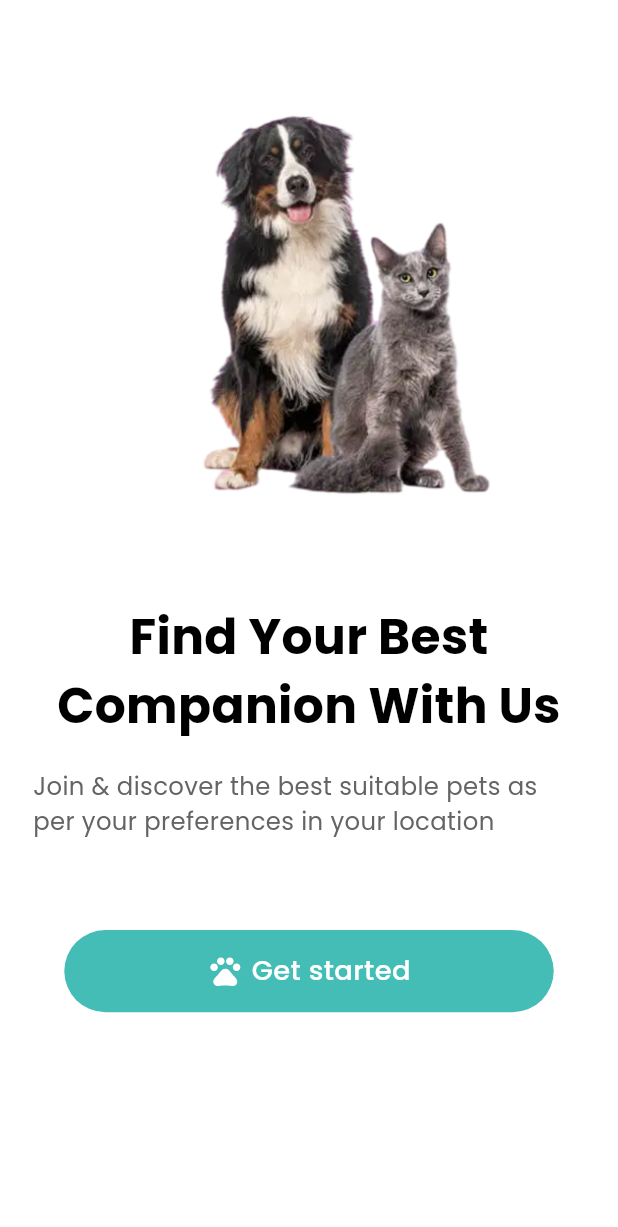
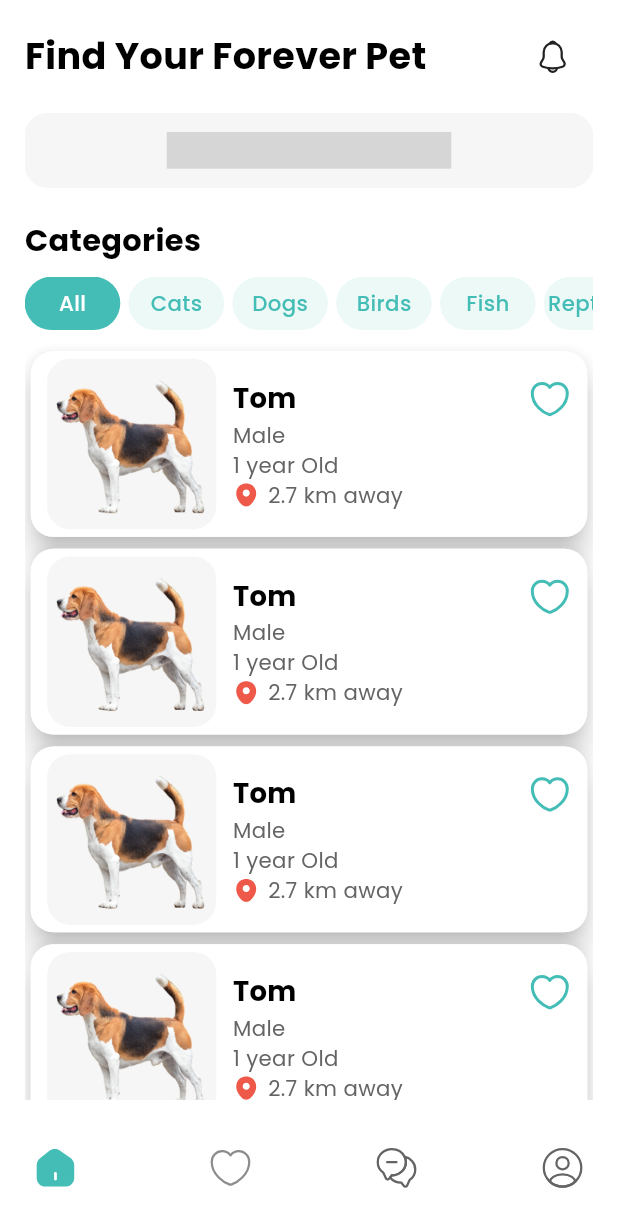
Before and after one commit to mohamedatef04/mentorship_week_4_pet_finder_app, a Flutter app: the screen it shows after launch, after a tap on "Get started", on a phone screen of 412 x 824 dp. Shown: the top 1227 px of the screen. Run offline on Flutter 3.47's test engine with Material 3 defaults, Android fonts, the phone set to English and light mode, and no system bars; drawn by our look-alikes of google_nav_bar; our stand-ins replace flutter_screenutil, flutter_svg, go_router; grey boxes are pictures that could not be loaded.

Commit message:
- create main_home_view & add its route - create custom nav bar - navigato to main home view - create home view & add its route - add it as a (0) index in main home view - create header text and icon widget - create search widget - create category index widget - create categories list view widget - create pet item widegt - create pets list view - finish home screen - create pet details view - add its route in app_routes.dart - navigate to it through pet item - create pet details header widget - create pet details name and price widget - create pet details about widget - create pet details more info widget - add cusom container(adopt me) - finsh pet details view

```diff
--- a/lib/core/routing/app_routes.dart
+++ b/lib/core/routing/app_routes.dart
@@ -1,4 +1,7 @@
 import 'package:go_router/go_router.dart';
+import 'package:pet_finder_app_task/features/home/presentation/views/home_view.dart';
+import 'package:pet_finder_app_task/features/home/presentation/views/main_home_view.dart';
+import 'package:pet_finder_app_task/features/home/presentation/views/pet_details_view.dart';
 import 'package:pet_finder_app_task/features/on_boarding/presentation/views/on_boarding_view.dart';
 import 'package:pet_finder_app_task/features/splash/presentation/views/splash_view.dart';
 
@@ -12,5 +15,17 @@ final router = GoRouter(
       path: OnBoardingView.routeName,
       builder: (context, state) => const OnBoardingView(),
     ),
+    GoRoute(
+      path: MainHomeView.routeName,
+      builder: (context, state) => const MainHomeView(),
+    ),
+    GoRoute(
+      path: HomeView.routeName,
+      builder: (context, state) => const HomeView(),
+    ),
+    GoRoute(
+      path: PetDetailsView.routeName,
+      builder: (context, state) => const PetDetailsView(),
+    ),
   ],
 );
--- /dev/null
+++ b/lib/core/widgets/custom_nav_bar.dart
@@ -0,0 +1,83 @@
+import 'package:flutter/material.dart';
+import 'package:flutter_screenutil/flutter_screenutil.dart';
+import 'package:flutter_svg/flutter_svg.dart';
+import 'package:google_nav_bar/google_nav_bar.dart';
+import 'package:pet_finder_app_task/core/theme/app_colors.dart';
+import 'package:pet_finder_app_task/core/utils/assets.dart';
+
+class CustomNavBar extends StatefulWidget {
+  const CustomNavBar({super.key});
+
+  @override
+  State<CustomNavBar> createState() => _CustomNavBarState();
+}
+
+class _CustomNavBarState extends State<CustomNavBar> {
+  int selectedIndex = 0;
+
+  @override
+  Widget build(BuildContext context) {
+    return GNav(
+      backgroundColor: Colors.transparent,
+      tabMargin: EdgeInsets.symmetric(horizontal: 15.w, vertical: 15.h),
+      haptic: true, // haptic feedback
+      tabBorderRadius: 30.r,
+      curve: Curves.easeIn, // tab animation curves
+      duration: const Duration(milliseconds: 200), // tab animation duration
+      gap: 6, // the tab button gap between icon and text
+      iconSize: 20, // tab button icon size
+      tabBackgroundColor: Colors.transparent,
+      padding: EdgeInsets.symmetric(horizontal: 5.w, vertical: 15.h),
+      onTabChange: (value) {
+        setState(() {
+          selectedIndex = value;
+        });
+      },
+      tabs: [
+        GButton(
+          icon: Icons.circle,
+          leading: selectedIndex == 0
+              ? SvgPicture.asset(Assets.imagesHomeActive)
+              : SvgPicture.asset(
+                  Assets.imagesHome,
+                ),
+        ),
+
+        GButton(
+          icon: Icons.circle,
+          leading: selectedIndex == 1
+              ? SvgPicture.asset(Assets.imagesHeartActive)
+              : SvgPicture.asset(
+                  Assets.imagesHeart1,
+                ),
+        ),
+        GButton(
+          icon: Icons.person_2_outlined,
+          leading: SvgPicture.asset(
+            Assets.imagesMessages,
+            colorFilter: ColorFilter.mode(
+              selectedIndex == 2
+                  ? AppColors.primaryColor
+                  : AppColors.darkGreyColor,
+              BlendMode.srcIn,
+            ),
+          ),
+        ),
+        GButton(
+          icon: Icons.person_2_outlined,
+          leading: SvgPicture.asset(
+            Assets.imagesProfileCircle,
+            colorFilter: ColorFilter.mode(
+              selectedIndex == 3
+                  ? AppColors.primaryColor
+                  : AppColors.darkGreyColor,
+              BlendMode.srcIn,
+            ),
+          ),
+        ),
+      ],
+    );
+  }
+}
+
+class NavBarCubit {}
--- /dev/null
+++ b/lib/features/home/presentation/views/home_view.dart
@@ -0,0 +1,72 @@
+import 'package:flutter/material.dart';
+import 'package:flutter_screenutil/flutter_screenutil.dart';
+import 'package:flutter_svg/svg.dart';
+import 'package:pet_finder_app_task/core/theme/app_text_styles.dart';
+import 'package:pet_finder_app_task/core/utils/assets.dart';
+import 'package:pet_finder_app_task/features/home/presentation/widgets/categories_list_view.dart';
+import 'package:pet_finder_app_task/features/home/presentation/widgets/header_text_and_icon_widget.dart';
+import 'package:pet_finder_app_task/features/home/presentation/widgets/pets_list_view.dart';
+import 'package:pet_finder_app_task/features/home/presentation/widgets/search_widget.dart';
+
+class HomeView extends StatelessWidget {
+  const HomeView({super.key});
+  static const routeName = '/home';
+
+  @override
+  Widget build(BuildContext context) {
+    return Scaffold(
+      body: SafeArea(
+        child: SizedBox(
+          width: MediaQuery.sizeOf(context).width,
+          child: Padding(
+            padding: EdgeInsets.symmetric(
+              horizontal: 15.w,
+            ),
+            child: CustomScrollView(
+              slivers: [
+                SliverToBoxAdapter(child: SizedBox(height: 20.h)),
+                SliverToBoxAdapter(
+                  child: Column(
+                    spacing: 20,
+                    children: [
+                      const HeaderTextAndIconWidget(),
+                      SearchWidget(
+                        prefixIcon: Transform.scale(
+                          scale: 0.5,
+                          child: SvgPicture.asset(
+                            Assets.imagesSearchNormal,
+                          ),
+                        ),
+                        hintText: 'Search',
+                        suffixIcon: Transform.scale(
+                          scale: 0.5,
+                          child: SvgPicture.asset(
+                            Assets.imagesSetting,
+                          ),
+                        ),
+                      ),
+                      SizedBox(
+                        width: double.infinity,
+                        child: Text(
+                          'Categories',
+                          textAlign: TextAlign.start,
+                          style: AppTextStyles.black20,
+                        ),
+                      ),
+                    ],
+                  ),
+                ),
+                SliverToBoxAdapter(child: SizedBox(height: 10.h)),
+                const SliverToBoxAdapter(
+                  child: CategoriesListView(),
+                ),
+                SliverToBoxAdapter(child: SizedBox(height: 10.h)),
+                const PetsListView(),
+              ],
+            ),
+          ),
+        ),
+      ),
+    );
+  }
+}
--- /dev/null
+++ b/lib/features/home/presentation/views/main_home_view.dart
@@ -0,0 +1,24 @@
+import 'package:flutter/material.dart';
+import 'package:pet_finder_app_task/core/widgets/custom_nav_bar.dart';
+import 'package:pet_finder_app_task/features/home/presentation/views/home_view.dart';
+
+class MainHomeView extends StatefulWidget {
+  const MainHomeView({super.key});
+  static const routeName = '/main_home_view';
+
+  @override
+  State<MainHomeView> createState() => _MainHomeViewState();
+}
+
+class _MainHomeViewState extends State<MainHomeView> {
+  final List<Widget> views = const [
+    HomeView(),
+  ];
+  @override
+  Widget build(BuildContext context) {
+    return Scaffold(
+      body: views[0],
+      bottomNavigationBar: const CustomNavBar(),
+    );
+  }
+}
--- /dev/null
+++ b/lib/features/home/presentation/widgets/categories_list_view.dart
@@ -0,0 +1,44 @@
+import 'package:flutter/widgets.dart';
+import 'package:flutter_screenutil/flutter_screenutil.dart';
+import 'package:pet_finder_app_task/features/home/presentation/widgets/category_index_widget.dart';
+
+class CategoriesListView extends StatefulWidget {
+  const CategoriesListView({super.key});
+
+  @override
+  State<CategoriesListView> createState() => _CategoriesListViewState();
+}
+
+class _CategoriesListViewState extends State<CategoriesListView> {
+  int selectedIndex = 0;
+  final List<String> categories = [
+    'All',
+    'Cats',
+    'Dogs',
+    'Birds',
+    'Fish',
+    'Reptiles',
+  ];
+  @override
+  Widget build(BuildContext context) {
+    return SizedBox(
+      height: 35.h,
+      child: ListView.builder(
+        itemBuilder: (context, index) => Padding(
+          padding: EdgeInsets.only(right: 5.w),
+          child: CategoryIndexWidget(
+            title: categories[index],
+            isSelected: index == selectedIndex,
+            onTap: () {
+              setState(() {
+                selectedIndex = index;
+              });
+            },
+          ),
+        ),
+        itemCount: categories.length,
+        scrollDirection: Axis.horizontal,
+      ),
+    );
+  }
+}
--- /dev/null
+++ b/lib/features/home/presentation/widgets/category_index_widget.dart
@@ -0,0 +1,39 @@
+import 'package:flutter/widgets.dart';
+import 'package:flutter_screenutil/flutter_screenutil.dart';
+import 'package:pet_finder_app_task/core/theme/app_colors.dart';
+import 'package:pet_finder_app_task/core/theme/app_text_styles.dart';
+
+class CategoryIndexWidget extends StatelessWidget {
+  const CategoryIndexWidget({
+    super.key,
+    required this.title,
+    this.onTap,
+    required this.isSelected,
+  });
+  final String title;
+  final void Function()? onTap;
+  final bool isSelected;
+
+  @override
+  Widget build(BuildContext context) {
+    return GestureDetector(
+      onTap: onTap,
+      child: Container(
+        height: 35.h,
+        width: 58.w,
+        decoration: BoxDecoration(
+          borderRadius: BorderRadius.circular(20.r),
+          color: isSelected ? AppColors.primaryColor : AppColors.secondaryColor,
+        ),
+        child: Center(
+          child: Text(
+            title,
+            style: AppTextStyles.white14.copyWith(
+              color: isSelected ? AppColors.whiteColor : AppColors.primaryColor,
+            ),
+          ),
+        ),
+      ),
+    );
+  }
+}
--- /dev/null
+++ b/lib/features/home/presentation/widgets/header_text_and_icon_widget.dart
@@ -0,0 +1,21 @@
+import 'package:flutter/widgets.dart';
+import 'package:flutter_svg/flutter_svg.dart';
+import 'package:pet_finder_app_task/core/theme/app_text_styles.dart';
+import 'package:pet_finder_app_task/core/utils/assets.dart';
+
+class HeaderTextAndIconWidget extends StatelessWidget {
+  const HeaderTextAndIconWidget({super.key});
+
+  @override
+  Widget build(BuildContext context) {
+    return Row(
+      children: [
+        Expanded(
+          flex: 6,
+          child: Text('Find Your Forever Pet', style: AppTextStyles.black24),
+        ),
+        Expanded(child: SvgPicture.asset(Assets.imagesNotification)),
+      ],
+    );
+  }
+}
--- /dev/null
+++ b/lib/features/home/presentation/widgets/pet_item.dart
@@ -0,0 +1,100 @@
+import 'package:flutter/material.dart';
+import 'package:flutter_screenutil/flutter_screenutil.dart';
+import 'package:flutter_svg/flutter_svg.dart';
+import 'package:go_router/go_router.dart';
+import 'package:pet_finder_app_task/core/theme/app_colors.dart';
+import 'package:pet_finder_app_task/core/theme/app_text_styles.dart';
+import 'package:pet_finder_app_task/core/utils/assets.dart';
+import 'package:pet_finder_app_task/features/home/presentation/views/pet_details_view.dart';
+
+class PetItem extends StatelessWidget {
+  const PetItem({super.key});
+
+  @override
+  Widget build(BuildContext context) {
+    return GestureDetector(
+      onTap: () {
+        GoRouter.of(context).push(PetDetailsView.routeName);
+      },
+      child: Card(
+        color: AppColors.whiteColor,
+        elevation: 8,
+        shape: RoundedRectangleBorder(
+          borderRadius: BorderRadius.circular(15.r),
+        ),
+        child: Container(
+          width: MediaQuery.sizeOf(context).width,
+          decoration: BoxDecoration(
+            borderRadius: BorderRadius.circular(15.r),
+            color: AppColors.whiteColor,
+          ),
+          child: Padding(
+            padding: EdgeInsets.symmetric(horizontal: 10.w, vertical: 5.h),
+            child: Row(
+              spacing: 10.w,
+              children: [
+                Expanded(
+                  child: Container(
+                    width: 112.w,
+                    height: 112.h,
+                    decoration: BoxDecoration(
+                      borderRadius: BorderRadius.circular(15.r),
+                      color: AppColors.lightGreyColor,
+                      image: const DecorationImage(
+                        image: AssetImage(Assets.imagesPet),
+                        fit: BoxFit.fill,
+                      ),
+                    ),
+                  ),
+                ),
+                Expanded(
+                  flex: 2,
+                  child: Column(
+                    crossAxisAlignment: CrossAxisAlignment.start,
+                    children: [
+                      Row(
+                        children: [
+                          Text(
+                            'Tom',
+                            style: AppTextStyles.black18,
+                          ),
+                          const Spacer(),
+
+                          SvgPicture.asset(Assets.imagesHeart),
+                        ],
+                      ),
+                      Text(
+                        'Male',
+                        style: AppTextStyles.darkGrey16.copyWith(
+                          fontSize: 14.sp,
+                        ),
+                      ),
+                      Text(
+                        '1 year Old',
+                        style: AppTextStyles.darkGrey16.copyWith(
+                          fontSize: 14.sp,
+                        ),
+                      ),
+                      Row(
+                        spacing: 5.w,
+                        children: [
+                          SvgPicture.asset(Assets.imagesLocation),
+                          Text(
+                            '2.7 km away',
+                            style: AppTextStyles.darkGrey16.copyWith(
+                              fontSize: 14.sp,
+                            ),
+                          ),
+                        ],
+                      ),
+                    ],
+                  ),
+                ),
+              ],
+            ),
+          ),
+        ),
+      ),
+    );
+  }
+}
--- /dev/null
+++ b/lib/features/home/presentation/widgets/pets_list_view.dart
@@ -0,0 +1,16 @@
+import 'package:flutter/material.dart';
+import 'package:pet_finder_app_task/features/home/presentation/widgets/pet_item.dart';
+
+class PetsListView extends StatelessWidget {
+  const PetsListView({super.key});
+
+  @override
+  Widget build(BuildContext context) {
+    return SliverList.builder(
+      itemCount: 10,
+      itemBuilder: (context, index) {
+        return const PetItem();
+      },
+    );
+  }
+}
--- /dev/null
+++ b/lib/features/home/presentation/widgets/search_widget.dart
@@ -0,0 +1,66 @@
+import 'package:flutter/material.dart';
+import 'package:flutter_screenutil/flutter_screenutil.dart';
+import 'package:pet_finder_app_task/core/theme/app_colors.dart';
+
+class SearchWidget extends StatelessWidget {
+  const SearchWidget({
+    super.key,
+    required this.hintText,
+    this.suffixIcon,
+    this.prefixIcon,
+    this.obscureText = false,
+    this.validator,
+    this.controller,
+    this.keyboardType,
+    this.onChanged,
+    this.contentPadding = const EdgeInsets.symmetric(
+      horizontal: 20,
+      vertical: 13,
+    ),
+    this.maxLines = 1,
+  });
+  final TextEditingController? controller;
+  final String hintText;
+  final Widget? prefixIcon;
+  final Widget? suffixIcon;
+  final bool obscureText;
+  final String? Function(String?)? validator;
+  final TextInputType? keyboardType;
+  final void Function(String)? onChanged;
+  final EdgeInsetsGeometry? contentPadding;
+  final int? maxLines;
+
+  @override
+  Widget build(BuildContext context) {
+    return TextFormField(
+      keyboardType: keyboardType,
+      controller: controller,
+      maxLines: maxLines,
+      onChanged: onChanged,
+      validator: validator,
+      obscureText: obscureText,
+      decoration: InputDecoration(
+        hintText: hintText,
+        contentPadding: contentPadding,
+        prefixIcon: prefixIcon,
+        suffixIcon: suffixIcon,
+
+        fillColor: AppColors.lightGreyColor,
+        filled: true,
+        hintStyle: const TextStyle(color: AppColors.darkGreyColor),
+        border: OutlineInputBorder(
+          borderRadius: BorderRadius.circular(15.r),
+          borderSide: BorderSide.none,
+        ),
+        enabledBorder: OutlineInputBorder(
+          borderRadius: BorderRadius.circular(15.r),
+          borderSide: BorderSide.none,
+        ),
+        focusedBorder: OutlineInputBorder(
+          borderRadius: BorderRadius.circular(15.r),
+          borderSide: BorderSide.none,
+        ),
+      ),
+    );
+  }
+}
--- a/lib/features/on_boarding/presentation/views/on_boarding_view.dart
+++ b/lib/features/on_boarding/presentation/views/on_boarding_view.dart
@@ -1,8 +1,10 @@
 import 'package:flutter/material.dart';
 import 'package:flutter_screenutil/flutter_screenutil.dart';
 import 'package:flutter_svg/svg.dart';
+import 'package:go_router/go_router.dart';
 import 'package:pet_finder_app_task/core/theme/app_text_styles.dart';
 import 'package:pet_finder_app_task/core/utils/assets.dart';
+import 'package:pet_finder_app_task/features/home/presentation/views/main_home_view.dart';
 import 'package:pet_finder_app_task/features/on_boarding/presentation/widgets/custom_container_button.dart';
 
 class OnBoardingView extends StatelessWidget {
@@ -33,7 +35,11 @@ class OnBoardingView extends StatelessWidget {
                 ),
                 SizedBox(height: 20.h),
                 CustomContainerButton(
-                  onTap: () {},
+                  onTap: () {
+                    GoRouter.of(
+                      context,
+                    ).pushReplacement(MainHomeView.routeName);
+                  },
                   child: Row(
                     mainAxisAlignment: MainAxisAlignment.center,
                     spacing: 5.w,
```
Also changed, not shown: lib/features/home/presentation/views/pet_details_view.dart (added, +90 -0 lines), lib/features/home/presentation/widgets/pet_about_widget.dart (added, +25 -0 lines), lib/features/home/presentation/widgets/pet_cutom_info_widget.dart (added, +31 -0 lines), lib/features/home/presentation/widgets/pet_details_header_widget.dart (added, +27 -0 lines), lib/features/home/presentation/widgets/pet_details_name_and_price_widget.dart (added, +28 -0 lines), lib/features/home/presentation/widgets/pet_more_details_widget.dart (added, +17 -0 lines).
